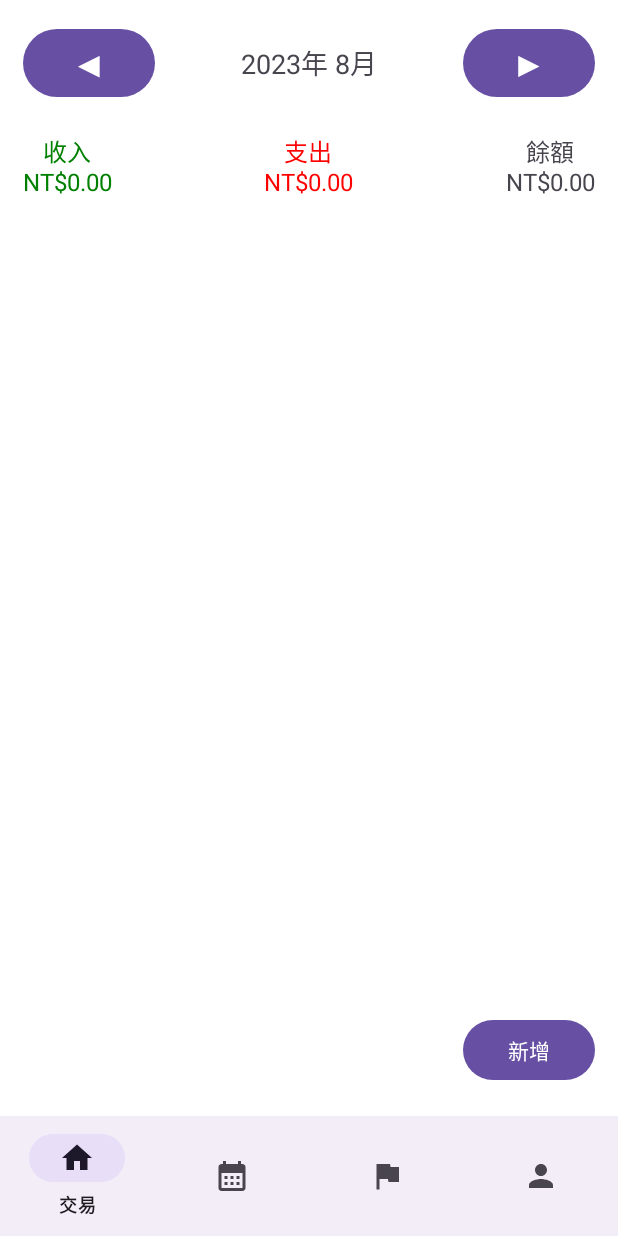
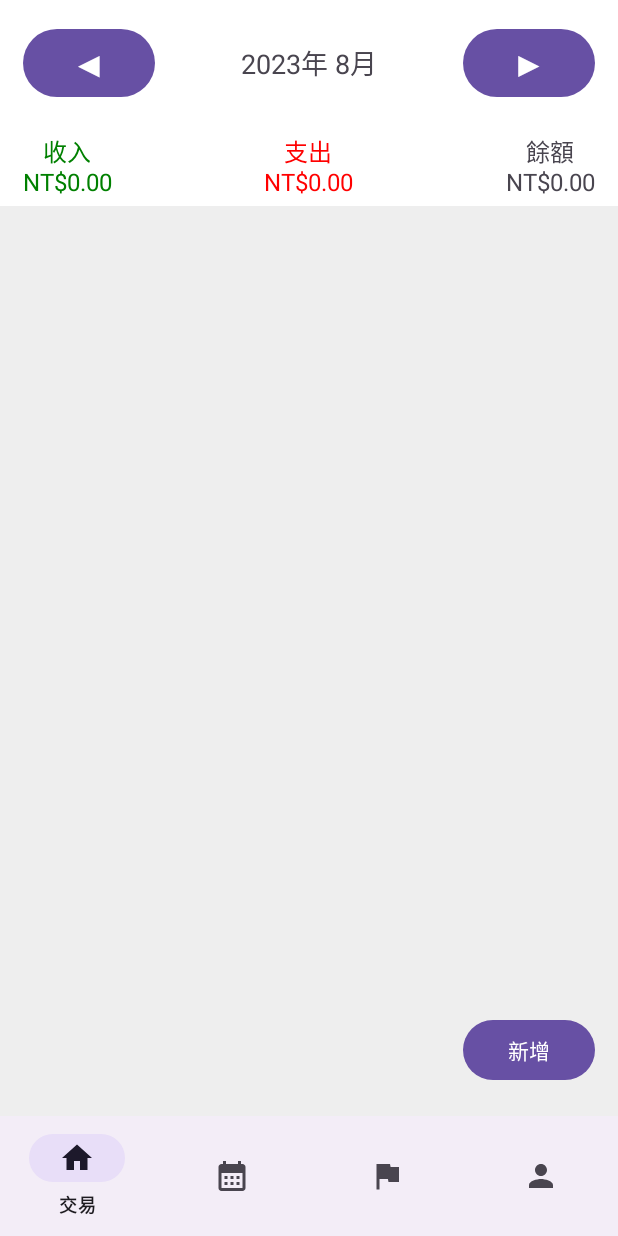
Before and after one commit to Xuan12216/MoneyManager, an Android app: the HomeFragment screen opened directly, with no data from a screen before it, on a phone screen of 412 x 824 dp. Run offline under Robolectric (Android 15) with nearby library versions, the phone set to English and light mode, and no system bars; our stand-ins replace Room's generated code.

Commit message:
ui優化，fix bug

```diff
--- /dev/null
+++ b/app/src/main/res/drawable/cardview_half_round.xml
@@ -0,0 +1,9 @@
+<shape xmlns:android="http://schemas.android.com/apk/res/android">
+    <corners
+        android:topLeftRadius="0dp"
+        android:topRightRadius="0dp"
+        android:bottomLeftRadius="10dp"
+        android:bottomRightRadius="10dp" />
+    <solid
+        android:color="@color/white"/>
+</shape>
--- /dev/null
+++ b/app/src/main/res/drawable/cardview_half_round_1.xml
@@ -0,0 +1,9 @@
+<shape xmlns:android="http://schemas.android.com/apk/res/android">
+    <corners
+        android:topLeftRadius="10dp"
+        android:topRightRadius="10dp"
+        android:bottomLeftRadius="0dp"
+        android:bottomRightRadius="0dp" />
+    <solid
+        android:color="@color/white"/>
+</shape>
--- /dev/null
+++ b/app/src/main/res/drawable/cardview_no_round.xml
@@ -0,0 +1,4 @@
+<shape xmlns:android="http://schemas.android.com/apk/res/android">
+    <solid
+        android:color="@color/white"/>
+</shape>
--- /dev/null
+++ b/app/src/main/res/drawable/cardview_round.xml
@@ -0,0 +1,6 @@
+<shape xmlns:android="http://schemas.android.com/apk/res/android">
+    <corners
+        android:radius="10dp"/>
+    <solid
+        android:color="@color/white"/>
+</shape>
--- a/app/src/main/res/layout/fragment_home.xml
+++ b/app/src/main/res/layout/fragment_home.xml
@@ -89,15 +89,13 @@
         <ListView
             android:id="@+id/expenseListView"
             android:layout_width="match_parent"
-            android:layout_height="wrap_content"
+            android:layout_height="match_parent"
             android:layout_below="@id/homeIncome"
-            android:layout_alignStart="@+id/homeIncome"
-            android:layout_alignEnd="@+id/homeBalance"
+            android:layout_alignParentStart="true"
+            android:layout_alignParentEnd="true"
             android:layout_alignParentBottom="true"
-            android:layout_marginTop="8dp"
-            android:layout_marginStart="-15dp"
-            android:layout_marginEnd="-14dp"
-            android:layout_marginBottom="0dp"
+            android:layout_marginTop="5dp"
+            android:background="#eeeeee"
             android:divider="@android:color/transparent"
             android:dividerHeight="0dp" />
 
```
Also changed, not shown: app/src/main/java/com/example/moneymanager/Fragment/HomeFragment.java (+68 -7 lines), app/src/main/res/layout/expense_list_item.xml (+24 -18 lines).
